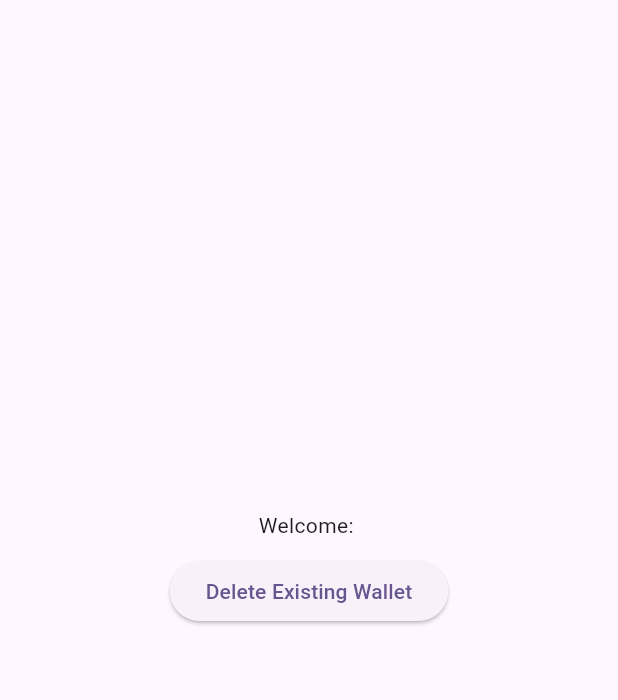
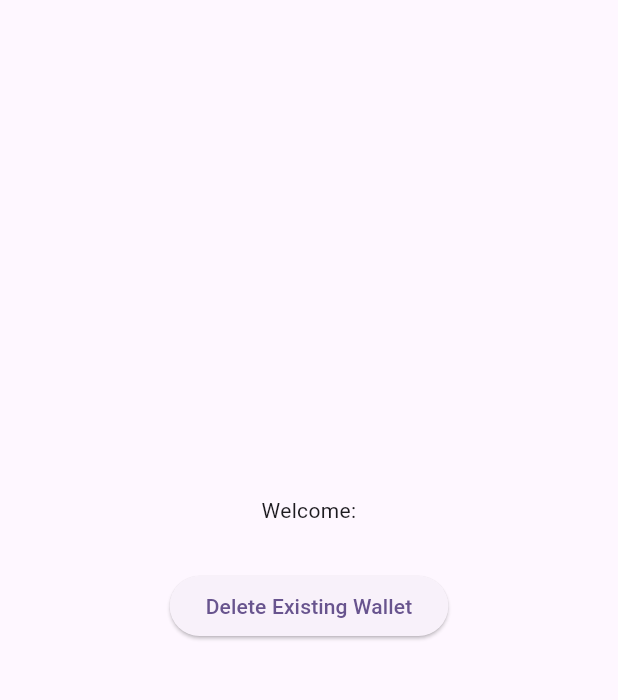
Before and after one commit to rally-dfs/flutter-example-app, a Flutter app: the screen it shows after launch, after a tap on "Generate a wallet", on a phone screen of 412 x 824 dp, the part 84-784 px from its top. Run offline on Flutter 3.47's test engine with Material 2 defaults, Android fonts, the phone set to English and light mode, and no system bars; missing offline and left inert: rly_network_flutter_sdk.

Commit message:
Center align welcome + address text

```diff
--- a/app/lib/main.dart
+++ b/app/lib/main.dart
@@ -113,12 +113,15 @@ class _WalletView extends StatelessWidget {
   Widget build(BuildContext context) {
     final String heroText = walletAddress == null
         ? "Welcome, you don't appear to have a wallet"
-        : 'Welcome: $walletAddress';
+        : "Welcome:\n $walletAddress";
     return Center(
       child: Column(
         mainAxisAlignment: MainAxisAlignment.center,
         children: <Widget>[
-          Text(heroText),
+          Text(
+            heroText,
+            textAlign: TextAlign.center,
+          ),
           if (walletAddress == null)
             Padding(
               padding: const EdgeInsets.all(10.0),
```
